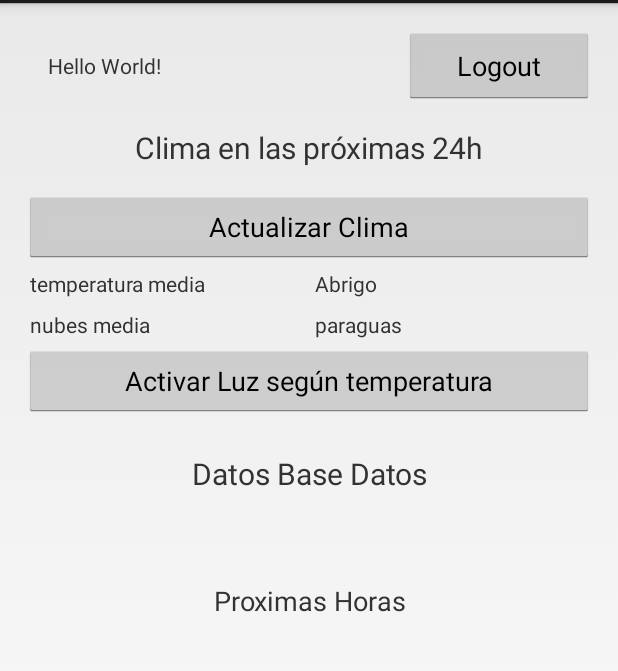
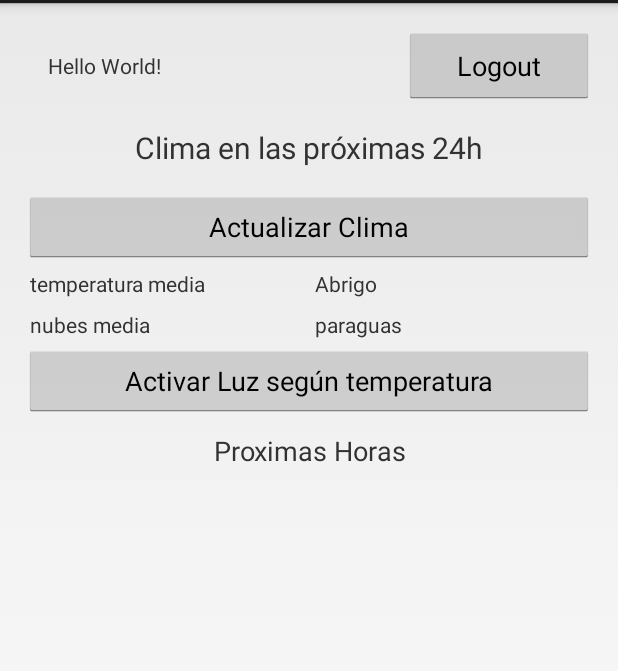
Before and after one commit to reymon359/listo-para-madrid, an Android app: the screen it shows after launch (MainActivity), on a phone screen of 412 x 824 dp, the part 69-740 px from its top. Run offline under Robolectric (Android 15) with nearby library versions, the phone set to English and light mode, and no system bars; our stand-ins replace Firebase (no records; nobody signed in at launch, a user with empty details on screens opened directly); libraries missing offline, so code that uses them is left out: com.firebase.ui; 1 statement that could not run was skipped.

Commit message:
Update clima and ultimas horas nice

```diff
--- a/app/src/main/java/es/upm/miw/firebaselogin/MainActivity.java
+++ b/app/src/main/java/es/upm/miw/firebaselogin/MainActivity.java
@@ -49,7 +49,7 @@ public class MainActivity extends Activity implements View.OnClickListener {
 
     private static final String LOG_TAG = "MiW";
 
-    private TextView tvRespuesta, tvTemperatura, tvAbrigo, tvNubes, tvParaguas, tvBaseDatos;
+    private TextView tvRespuesta, tvTemperatura, tvAbrigo, tvNubes, tvParaguas;
 
     private ICountryRESTAPIService apiService;
 
@@ -78,10 +78,8 @@ public class MainActivity extends Activity implements View.OnClickListener {
         tvAbrigo = findViewById(R.id.tvAbrigo);
         tvNubes = findViewById(R.id.tvNubes);
         tvParaguas = findViewById(R.id.tvParaguas);
-        tvBaseDatos = findViewById(R.id.tvBaseDatos);
         cubeButton = findViewById(R.id.cubeButton);
         buttonActualizar = findViewById(R.id.buttonActualizar);
-//        buttonBaseDAtos = findViewById(R.id.buttonBaseDatos);
 
         // Botones
         findViewById(R.id.logoutButton).setOnClickListener(this);
@@ -99,37 +97,6 @@ public class MainActivity extends Activity implements View.OnClickListener {
         // btb Get instance of Firebase database
         mFirebaseDatabase = FirebaseDatabase.getInstance();
         tiemposDatabaseReference = mFirebaseDatabase.getReference().child("tiempos");
-
-        // btb Listener will be called when changes were performed in DB
-        mChildEventListener = new ChildEventListener() {
-            @Override
-            public void onChildAdded(@NonNull DataSnapshot dataSnapshot, @Nullable String s) {
-
-                // Deserialize data from DB into our FriendlyMessage object
-//                FriendlyMessage friendlyMessage = dataSnapshot.getValue(FriendlyMessage.class);
-//                mMessageAdapter.add(friendlyMessage);
-                tvBaseDatos.setText("");
-                tvBaseDatos.setText(dataSnapshot.getValue(Forecast.class).getList().get(0).getDtTxt());
-
-           }
-
-            @Override
-            public void onChildChanged(@NonNull DataSnapshot dataSnapshot, @Nullable String s) {
-            }
-
-            @Override
-            public void onChildRemoved(@NonNull DataSnapshot dataSnapshot) {
-            }
-
-            @Override
-            public void onChildMoved(@NonNull DataSnapshot dataSnapshot, @Nullable String s) {
-            }
-
-            @Override
-            public void onCancelled(@NonNull DatabaseError databaseError) {
-            }
-        };
-        tiemposDatabaseReference.addChildEventListener(mChildEventListener);
 
 
         // Auth
@@ -244,7 +211,7 @@ public class MainActivity extends Activity implements View.OnClickListener {
         apiService = retrofit.create(ICountryRESTAPIService.class);
         Log.i(LOG_TAG, "gettingForecast ");
         obtenerInfoPais();
-        Toast.makeText(this, "Tiempo recogido y actualizado en la base de datos", Toast.LENGTH_LONG).show();
+        Toast.makeText(this, "Tiempo recogido y añadido en la base de datos", Toast.LENGTH_LONG).show();
     }
 
     public void obtenerInfoPais() {
@@ -268,7 +235,7 @@ public class MainActivity extends Activity implements View.OnClickListener {
                         // % humidity
                         Integer oiHumidPerc = hoursList.get(i).getMain().getHumidity();
                         mediaNubes += oiHumidPerc;
-                        tvRespuesta.append(hoursList.get(i).getDtTxt() + " " + dTempRoundOff + "ºC Nubes:" + oiHumidPerc + "% \n\n");
+                        tvRespuesta.append(hoursList.get(i).getDtTxt() + " " + dTempRoundOff + "ºC Nubes:" + oiHumidPerc + "%\n\n");
                     }
                     mediaTemperatura = mediaTemperatura / 9;
                     mediaNubes = mediaNubes / 9;
--- a/app/src/main/res/layout/activity_main.xml
+++ b/app/src/main/res/layout/activity_main.xml
@@ -113,50 +113,6 @@
                 android:padding="10dp"
                 android:text="Activar Luz según temperatura" />
 
-            <LinearLayout
-                android:id="@+id/fila4"
-                android:layout_width="match_parent"
-                android:layout_height="wrap_content"
-                android:layout_marginTop="20sp"
-                android:orientation="horizontal">
-
-                <TextView
-                    android:id="@+id/titleBaseDatos"
-                    android:layout_width="0dp"
-                    android:layout_height="match_parent"
-                    android:layout_weight="2"
-                    android:textAlignment="center"
-                    android:padding="4dp"
-                    android:text="Datos Base Datos"
-                    android:textSize="20sp" />
-
-
-                <!--        <Button-->
-                <!--            android:id="@+id/buttonBaseDatos"-->
-                <!--            android:layout_width="0dp"-->
-                <!--            android:layout_height="match_parent"-->
-                <!--            android:layout_weight="2"-->
-                <!--            android:padding="10dp"-->
-                <!--            android:text="Actualizar BBDD" />-->
-            </LinearLayout>
-
-            <!--    <TextView-->
-            <!--     -->
-            <!--        android:layout_width="match_parent"-->
-            <!--        android:layout_height="wrap_content"-->
-            <!--        android:padding="10sp"-->
-            <!--        android:text="Datos Base Datos"-->
-            <!--        android:textAlignment="center"-->
-            <!--        android:textSize="20sp"-->
-            <!--        tools:ignore="MissingConstraints"></TextView>-->
-
-            <TextView
-                android:id="@+id/tvBaseDatos"
-                android:layout_width="match_parent"
-                android:layout_height="wrap_content"
-                android:padding="10sp"
-                android:textSize="18sp" />
-
             <TextView
                 android:id="@+id/tvProximasHoras"
                 android:layout_width="match_parent"
@@ -172,7 +128,8 @@
                 android:layout_height="wrap_content"
                 android:padding="10sp"
                 android:textAlignment="textStart"
-                android:textSize="18sp" />
+                android:textSize="15sp" />
+
         </LinearLayout>
     </ScrollView>
 </LinearLayout>
```
